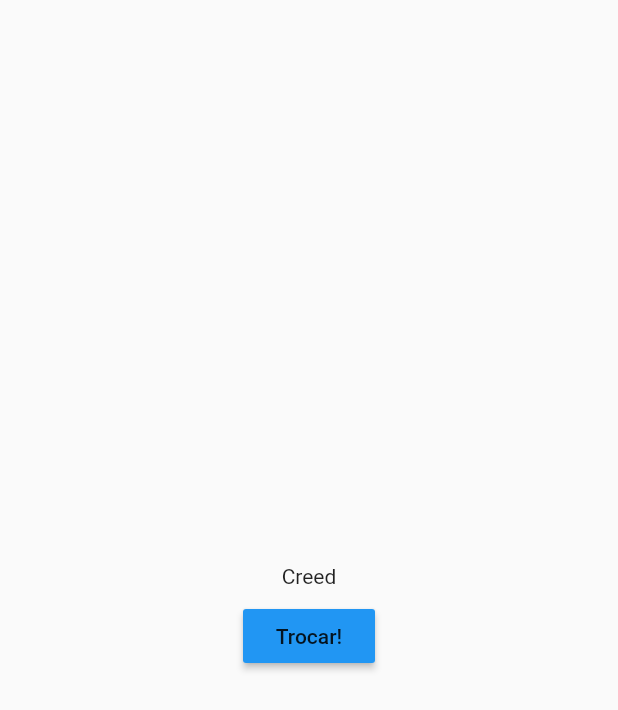
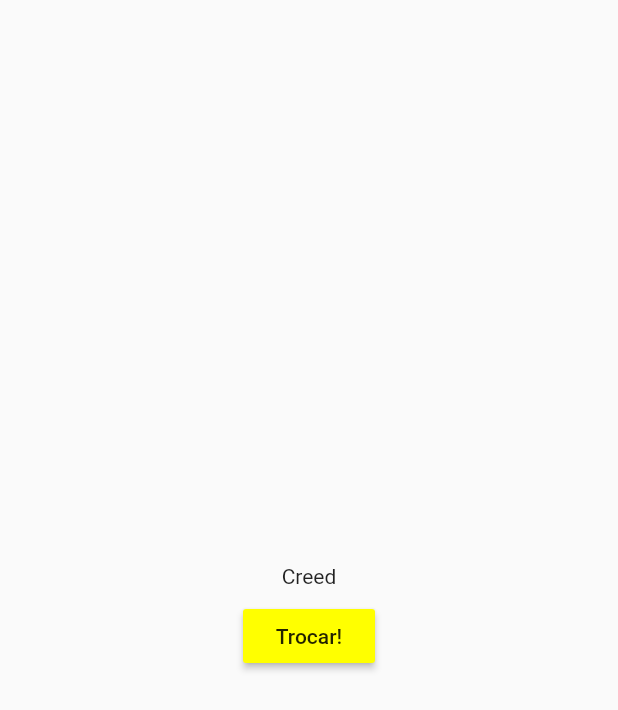
Before and after one commit to luisfelipeas5/flutter_introduction, a Flutter app: the screen it shows after launch, after a tap on "Trocar!", on a phone screen of 412 x 824 dp. Shown: the top 710 px of the screen. Run offline on Flutter 3.47's test engine with Material 2 defaults, Android fonts, the phone set to English and light mode, and no system bars; our stand-ins replace equatable, flutter_bloc.

Commit message:
Helper methods created

```diff
--- a/lib/movie_widget.dart
+++ b/lib/movie_widget.dart
@@ -1,3 +1,5 @@
+import 'dart:math';
+
 import 'package:flutter/material.dart';
 import 'package:flutter_bloc/flutter_bloc.dart';
 import 'package:flutter_introduction/movie_bloc.dart';
@@ -17,6 +19,8 @@ class MoviePage extends StatefulWidget {
 }
 
 class _MoviePageState extends State<MoviePage> {
+  ColorSwatch<int> _buttonColor = Colors.blue;
+
   @override
   Widget build(BuildContext context) {
     return Scaffold(
@@ -25,7 +29,16 @@ class _MoviePageState extends State<MoviePage> {
         mainAxisAlignment: MainAxisAlignment.center,
         crossAxisAlignment: CrossAxisAlignment.center,
         children: [
-          BlocBuilder<MovieBloc, MovieState>(
+          _buildTitle(),
+          const SizedBox(height: 8),
+          _buildChangeButton(),
+        ],
+      ),
+    );
+  }
+
+  Widget _buildTitle() {
+    return BlocBuilder<MovieBloc, MovieState>(
       bloc: widget.bloc,
       builder: (context, state) {
         return Center(
@@ -34,17 +47,22 @@ class _MoviePageState extends State<MoviePage> {
           ),
         );
       },
-          ),
-          const SizedBox(height: 8),
-          MaterialButton(
+    );
+  }
+
+  Widget _buildChangeButton() {
+    return MaterialButton(
       onPressed: () {
+        setState(() {
+          _buttonColor = _genrateRandomColor();
+        });
         widget.bloc.add(MovieChangeEvent());
       },
-            color: Colors.blue,
+      color: _buttonColor,
       child: const Text("Trocar!"),
-          ),
-        ],
-      ),
     );
   }
+
+  MaterialAccentColor _genrateRandomColor() =>
+      Colors.accents[Random().nextInt(Colors.accents.length)];
 }
```
Lines whose indentation alone changed are shown as unchanged.
